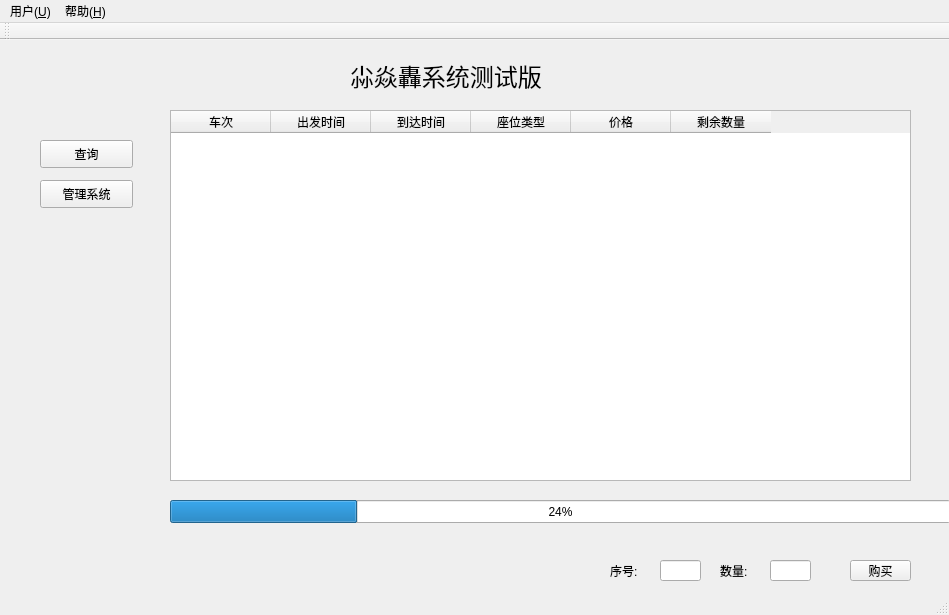
Qt form Qt/TrainBoom/mainwindow.ui (zidaneandmessi/TrainBoom_FrontEnd) before a commit.
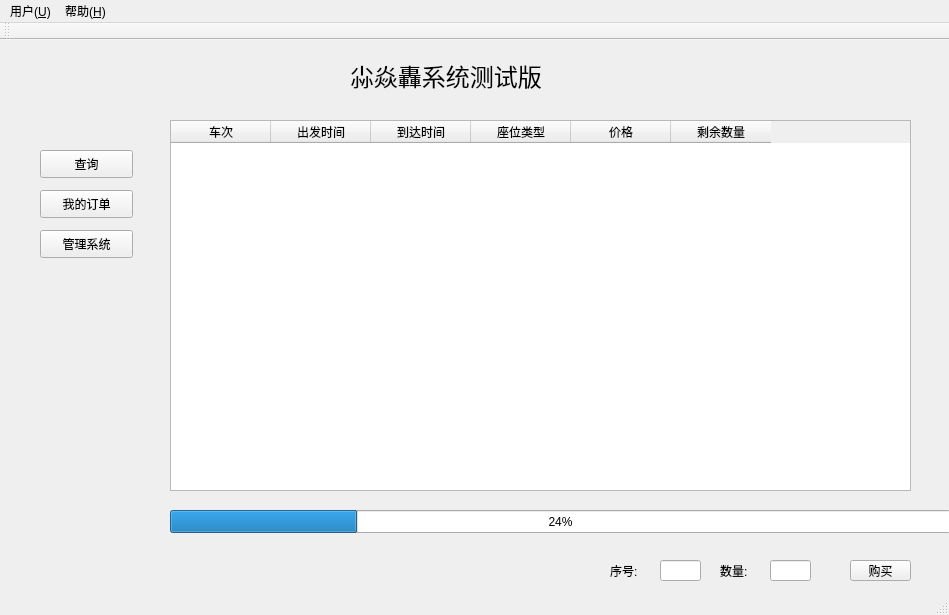
The same form after that commit.

What changed in the file:
```diff
--- a/Qt/TrainBoom/mainwindow.ui
+++ b/Qt/TrainBoom/mainwindow.ui
@@ -76,7 +76,7 @@
     <property name="geometry">
      <rect>
       <x>40</x>
-      <y>100</y>
+      <y>110</y>
       <width>93</width>
       <height>28</height>
      </rect>
@@ -89,7 +89,7 @@
     <property name="geometry">
      <rect>
       <x>170</x>
-      <y>70</y>
+      <y>80</y>
       <width>741</width>
       <height>371</height>
      </rect>
@@ -132,7 +132,7 @@
     <property name="geometry">
      <rect>
       <x>170</x>
-      <y>460</y>
+      <y>470</y>
       <width>781</width>
       <height>23</height>
      </rect>
@@ -168,7 +168,7 @@
     <property name="geometry">
      <rect>
       <x>40</x>
-      <y>140</y>
+      <y>190</y>
       <width>93</width>
       <height>28</height>
      </rect>
@@ -177,6 +177,32 @@
      <string>管理系统</string>
     </property>
    </widget>
+   <widget class="QPushButton" name="orderButton">
+    <property name="geometry">
+     <rect>
+      <x>40</x>
+      <y>150</y>
+      <width>93</width>
+      <height>28</height>
+     </rect>
+    </property>
+    <property name="text">
+     <string>我的订单</string>
+    </property>
+   </widget>
+   <widget class="QLabel" name="welcomeLabel">
+    <property name="geometry">
+     <rect>
+      <x>10</x>
+      <y>530</y>
+      <width>511</width>
+      <height>21</height>
+     </rect>
+    </property>
+    <property name="text">
+     <string/>
+    </property>
+   </widget>
    <zorder>pushButton</zorder>
    <zorder>numLineEdit</zorder>
    <zorder>label</zorder>
```
Left out of the diff: 3 changed lines with no effect on the pictures.
